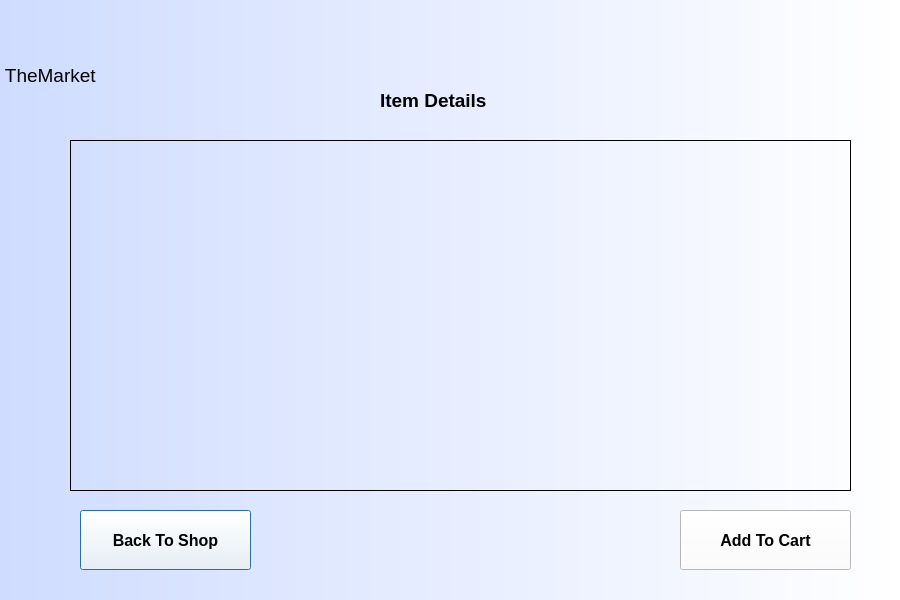
Old version of the form Marketplace-Client/Marketplace-Client/itemdet.ui in the repository Ahmedkhalifa1999/Design-and-Implementation-of-a-Marketplace-system.
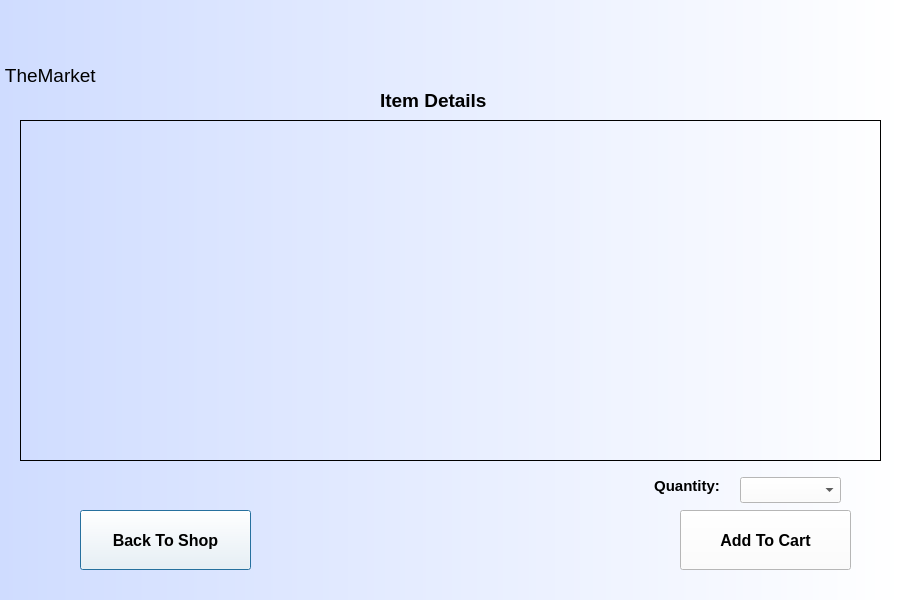
New version of the form.

Patch:
```diff
--- a/Marketplace-Client/Marketplace-Client/itemdet.ui
+++ b/Marketplace-Client/Marketplace-Client/itemdet.ui
@@ -66,10 +66,10 @@
   <widget class="QScrollArea" name="scrollArea">
    <property name="geometry">
     <rect>
-     <x>70</x>
-     <y>140</y>
-     <width>781</width>
-     <height>351</height>
+     <x>20</x>
+     <y>120</y>
+     <width>861</width>
+     <height>341</height>
     </rect>
    </property>
    <property name="styleSheet">
@@ -83,8 +83,8 @@
      <rect>
       <x>0</x>
       <y>0</y>
-      <width>779</width>
-      <height>349</height>
+      <width>859</width>
+      <height>339</height>
      </rect>
     </property>
     <layout class="QHBoxLayout" name="horizontalLayout">
@@ -138,6 +138,41 @@
     <string>Add To Cart</string>
    </property>
   </widget>
+  <widget class="QLabel" name="label_3">
+   <property name="geometry">
+    <rect>
+     <x>650</x>
+     <y>470</y>
+     <width>91</width>
+     <height>31</height>
+    </rect>
+   </property>
+   <property name="font">
+    <font>
+     <pointsize>11</pointsize>
+     <bold>true</bold>
+    </font>
+   </property>
+   <property name="styleSheet">
+    <string notr="true">background-color: qradialgradient(spread:pad, cx:0.5, cy:0.5, radius:2, fx:0.500038, fy:0.511, stop:0.370192 rgba(255, 255, 255, 0), stop:0.4 rgba(255, 162, 162, 80), stop:0.425 rgba(255, 132, 132, 156), stop:0.427885 rgba(255, 188, 188, 80), stop:0.44 rgba(252, 128, 128, 80), stop:1 rgba(255, 255, 255, 0));</string>
+   </property>
+   <property name="text">
+    <string> Quantity:</string>
+   </property>
+  </widget>
+  <widget class="QComboBox" name="comboBox">
+   <property name="geometry">
+    <rect>
+     <x>740</x>
+     <y>477</y>
+     <width>101</width>
+     <height>26</height>
+    </rect>
+   </property>
+   <property name="styleSheet">
+    <string notr="true">background-color: rgb(255, 255, 255);</string>
+   </property>
+  </widget>
  </widget>
  <resources/>
  <connections/>
```
